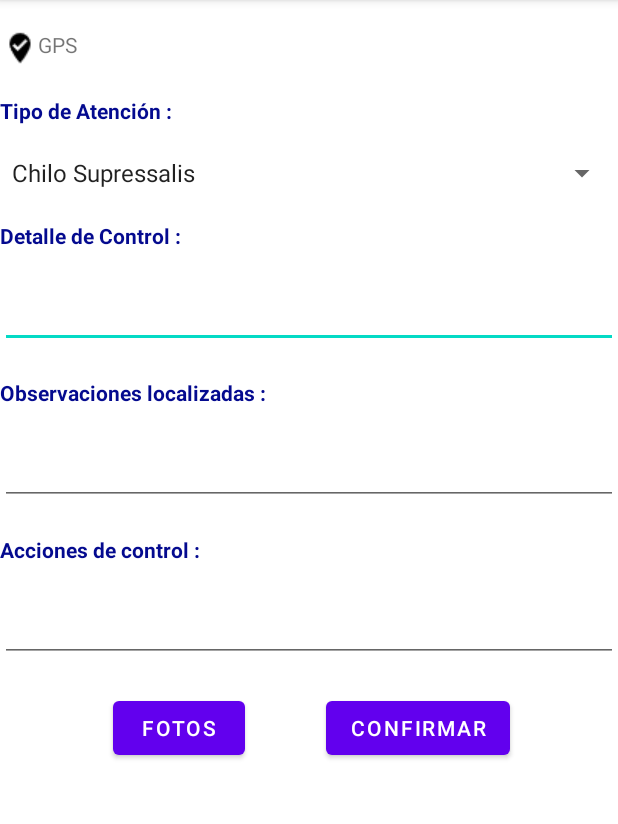
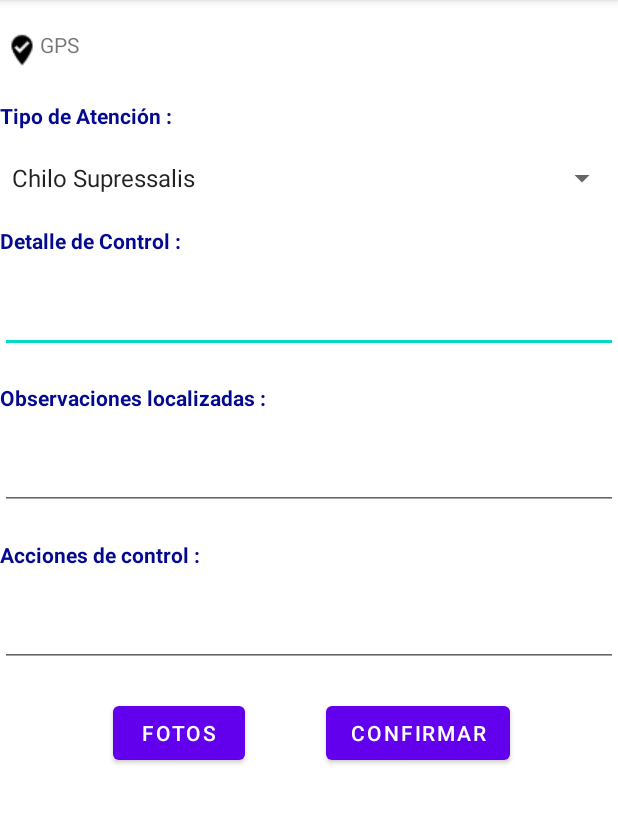
Before and after one commit to SmartFastSolution/Proyectodemoandroid, an Android app: the activity_capturadata screen opened directly, with no data from a screen before it, on a phone screen of 412 x 824 dp, the part 84-908 px from its top. Run offline under Robolectric (Android 15) with nearby library versions, the phone set to English and light mode, and no system bars.

Commit message:
Actualización del sistema movil

```diff
--- a/app/src/main/java/com/ec/proyectodemoandroid/controllers/AtencionesController.java
+++ b/app/src/main/java/com/ec/proyectodemoandroid/controllers/AtencionesController.java
@@ -7,6 +7,7 @@ import android.database.sqlite.SQLiteDatabase;
 
 import com.ec.proyectodemoandroid.HelpDataBase;
 import com.ec.proyectodemoandroid.modelos.Atenciones;
+import com.ec.proyectodemoandroid.modelos.AtencionesPipe;
 
 import java.util.ArrayList;
 
@@ -23,9 +24,10 @@ public class AtencionesController {
         // writable porque vamos a insertar
         SQLiteDatabase baseDeDatos = ayudanteBaseDatos.getWritableDatabase();
         ContentValues valoresParaInsertar = new ContentValues();
+        //detallecontrol, tipoplaga, observacion, acciones, fechaatencion, latitud, longitud, fotos, idusuario
         valoresParaInsertar.put("detallecontrol", o.getDetallecontrol());
         valoresParaInsertar.put("tipoplaga", o.getTipoplaga());
-        valoresParaInsertar.put("observaciones", o.getObservaciones());
+        valoresParaInsertar.put("observacion", o.getObservaciones());
         valoresParaInsertar.put("acciones", o.getAcciones());
         valoresParaInsertar.put("fechaatencion", o.getFechaatencion());
         valoresParaInsertar.put("latitud", o.getLatitud());
@@ -142,4 +144,48 @@ public class AtencionesController {
         return items;
     }
 
+    public ArrayList<AtencionesPipe> obtenerAtencionesEstadistica() {
+        ArrayList<AtencionesPipe> items = new ArrayList<>();
+        // readable porque no vamos a modificar, solamente leer
+        SQLiteDatabase baseDeDatos = ayudanteBaseDatos.getReadableDatabase();
+        String[] columns = new String[] { "tipoplaga", "count(*)" };
+        String groupBy = "tipoplaga";
+        Cursor cursor = baseDeDatos.query(
+                NOMBRE_TABLA,//from
+                columns,
+                null,
+                null,
+                groupBy,
+                null,
+                null
+        );
+
+        if (cursor == null) {
+            /*
+                Salimos aquí porque hubo un error, regresar
+                lista vacía
+             */
+            return items;
+
+        }
+        // Si no hay datos, igualmente regresamos la lista vacía
+        if (!cursor.moveToFirst()) return items;
+
+        // En caso de que sí haya, iteramos y vamos agregando los
+        // datos a la lista
+        do {
+            // El 0 es el número de la columna, como seleccionamos
+            //"detallecontrol", "tipoplaga", "observacion", "acciones", "fechaatencion", "latitud", "longitud", "fotos", "idusuario", "idatencion"
+            String tipoplagaDB = cursor.getString(0);
+            long idatencionDB = cursor.getLong(1);
+            AtencionesPipe objItems = new AtencionesPipe(tipoplagaDB,idatencionDB);
+            items.add(objItems);
+        } while (cursor.moveToNext());
+
+        // Fin del ciclo. Cerramos cursor y regresamos la lista :)
+        cursor.close();
+        return items;
+    }
+
+
 }
--- a/app/src/main/res/layout/activity_capturadata.xml
+++ b/app/src/main/res/layout/activity_capturadata.xml
@@ -78,14 +78,14 @@
 
     <TextView
         android:id="@+id/lblGps"
-        android:layout_width="match_parent"
-        android:layout_height="wrap_content"
+        android:layout_width="399dp"
+        android:layout_height="27dp"
         android:layout_marginStart="@dimen/activity_horizontal_margin"
         android:layout_marginTop="20dp"
         android:drawableLeft="@drawable/gpslocation"
         android:text="GPS"
         app:layout_constraintEnd_toEndOf="parent"
-        app:layout_constraintHorizontal_bias="1.0"
+        app:layout_constraintHorizontal_bias="0.132"
         app:layout_constraintStart_toStartOf="parent"
         app:layout_constraintTop_toTopOf="parent" />
 
```
Also changed, not shown: app/src/main/java/com/ec/proyectodemoandroid/activity_capturadata.java (+20 -8 lines), app/src/main/java/com/ec/proyectodemoandroid/activity_menu.java (+22 -7 lines).
